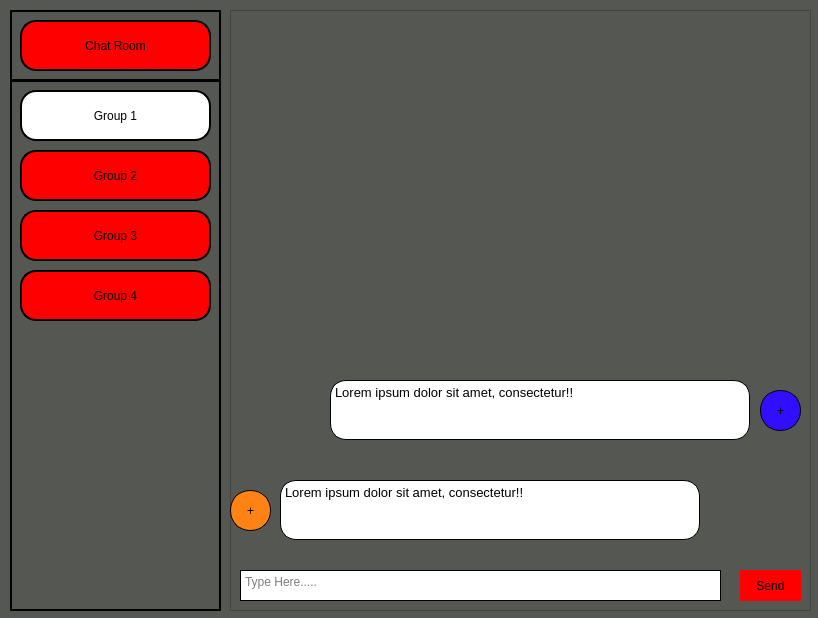
Qt form forms/mainwindow.ui (FranciscbP/SDI_Coursework) before a commit.
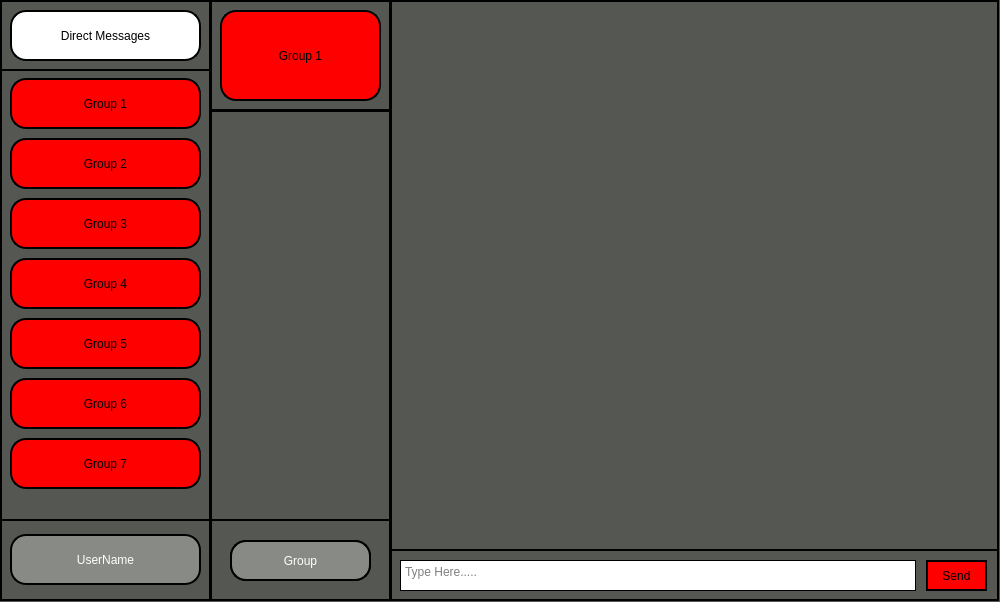
The same form after that commit.

The edit to the form file:
```diff
--- a/forms/mainwindow.ui
+++ b/forms/mainwindow.ui
@@ -6,10 +6,16 @@
    <rect>
     <x>0</x>
     <y>0</y>
-    <width>818</width>
-    <height>618</height>
+    <width>1000</width>
+    <height>602</height>
    </rect>
   </property>
+  <property name="sizePolicy">
+   <sizepolicy hsizetype="Fixed" vsizetype="Fixed">
+    <horstretch>0</horstretch>
+    <verstretch>0</verstretch>
+   </sizepolicy>
+  </property>
   <property name="windowTitle">
    <string>ChatRoom</string>
   </property>
@@ -17,13 +23,19 @@
    <string notr="true">background-color: rgb(85, 87, 83);</string>
   </property>
   <widget class="QWidget" name="centralwidget">
+   <property name="sizePolicy">
+    <sizepolicy hsizetype="Minimum" vsizetype="Maximum">
+     <horstretch>0</horstretch>
+     <verstretch>0</verstretch>
+    </sizepolicy>
+   </property>
    <widget class="QFrame" name="frame_2">
     <property name="geometry">
      <rect>
-      <x>10</x>
-      <y>80</y>
+      <x>0</x>
+      <y>68</y>
       <width>211</width>
-      <height>531</height>
+      <height>533</height>
      </rect>
     </property>
     <property name="styleSheet">
@@ -36,6 +48,48 @@
     <property name="frameShadow">
      <enum>QFrame::Raised</enum>
     </property>
+    <widget class="QFrame" name="frame_5">
+     <property name="geometry">
+      <rect>
+       <x>0</x>
+       <y>451</y>
+       <width>211</width>
+       <height>82</height>
+      </rect>
+     </property>
+     <property name="frameShape">
+      <enum>QFrame::StyledPanel</enum>
+     </property>
+     <property name="frameShadow">
+      <enum>QFrame::Raised</enum>
+     </property>
+     <widget class="QPushButton" name="settingsBtn">
+      <property name="geometry">
+       <rect>
+        <x>10</x>
+        <y>15</y>
+        <width>191</width>
+        <height>51</height>
+       </rect>
+      </property>
+      <property name="styleSheet">
+       <string notr="true">
+QPushButton{
+background-color: rgb(136, 138, 133);
+border-radius:16px;
+color: white;
+}
+QPushButton:hover
+{
+   background-color:white;
+	color: rgb(136, 138, 133);
+}</string>
+      </property>
+      <property name="text">
+       <string>UserName</string>
+      </property>
+     </widget>
+    </widget>
     <widget class="QPushButton" name="group1_button">
      <property name="geometry">
       <rect>
@@ -46,9 +100,8 @@
       </rect>
      </property>
      <property name="styleSheet">
-      <string notr="true">
-QPushButton{
-background-color: white;
+      <string notr="true">QPushButton{
+background-color: rgb(255, 0, 0);
 border-radius:16px;
 }
 QPushButton:hover
@@ -132,12 +185,108 @@
       <string>Group 4</string>
      </property>
     </widget>
+    <widget class="QPushButton" name="group5_button">
+     <property name="geometry">
+      <rect>
+       <x>10</x>
+       <y>250</y>
+       <width>191</width>
+       <height>51</height>
+      </rect>
+     </property>
+     <property name="styleSheet">
+      <string notr="true">
+QPushButton{
+background-color: rgb(255, 0, 0);
+border-radius:16px;
+}
+QPushButton:hover
+{
+   background-color:white;
+}</string>
+     </property>
+     <property name="text">
+      <string>Group 5</string>
+     </property>
+    </widget>
+    <widget class="QPushButton" name="group6_button">
+     <property name="geometry">
+      <rect>
+       <x>10</x>
+       <y>310</y>
+       <width>191</width>
+       <height>51</height>
+      </rect>
+     </property>
+     <property name="styleSheet">
+      <string notr="true">
+QPushButton{
+background-color: rgb(255, 0, 0);
+border-radius:16px;
+}
+QPushButton:hover
+{
+   background-color:white;
+}</string>
+     </property>
+     <property name="text">
+      <string>Group 6</string>
+     </property>
+    </widget>
+    <widget class="QPushButton" name="group7_button">
+     <property name="geometry">
+      <rect>
+       <x>10</x>
+       <y>370</y>
+       <width>191</width>
+       <height>51</height>
+      </rect>
+     </property>
+     <property name="styleSheet">
+      <string notr="true">
+QPushButton{
+background-color: rgb(255, 0, 0);
+border-radius:16px;
+}
+QPushButton:hover
+{
+   background-color:white;
+}</string>
+     </property>
+     <property name="text">
+      <string>Group 7</string>
+     </property>
+    </widget>
+    <widget class="QPushButton" name="add_group_button">
+     <property name="geometry">
+      <rect>
+       <x>85</x>
+       <y>-50</y>
+       <width>41</width>
+       <height>41</height>
+      </rect>
+     </property>
+     <property name="styleSheet">
+      <string notr="true">QPushButton{
+font: 28pt &quot;Ubuntu&quot;;
+background-color: rgb(255, 0, 0);
+border-radius:20px;
+}
+QPushButton:hover
+{
+   background-color:white;
+}</string>
+     </property>
+     <property name="text">
+      <string>+</string>
+     </property>
+    </widget>
    </widget>
    <widget class="QFrame" name="frame">
     <property name="geometry">
      <rect>
-      <x>10</x>
-      <y>10</y>
+      <x>0</x>
+      <y>0</y>
       <width>211</width>
       <height>71</height>
      </rect>
@@ -164,28 +313,33 @@
      <property name="styleSheet">
       <string notr="true">
 QPushButton{
-background-color: rgb(255, 0, 0);
+background-color: white;
 border-radius:16px;
 }
 QPushButton:hover
 {
    background-color:white;
-}</string>
+}
+</string>
      </property>
      <property name="text">
-      <string>Chat Room</string>
+      <string>Direct Messages</string>
      </property>
     </widget>
    </widget>
    <widget class="QFrame" name="frame_6">
     <property name="geometry">
      <rect>
-      <x>230</x>
-      <y>10</y>
-      <width>581</width>
+      <x>390</x>
+      <y>0</y>
+      <width>609</width>
       <height>601</height>
      </rect>
     </property>
+    <property name="styleSheet">
+     <string notr="true">border: 2px solid;
+border-color: rgb(0, 0, 0);</string>
+    </property>
     <property name="frameShape">
      <enum>QFrame::StyledPanel</enum>
     </property>
@@ -195,7 +349,7 @@
     <widget class="QPushButton" name="send_message_btn">
      <property name="geometry">
       <rect>
-       <x>510</x>
+       <x>536</x>
        <y>560</y>
        <width>61</width>
        <height>31</height>
@@ -224,7 +378,7 @@
       <rect>
        <x>10</x>
        <y>560</y>
-       <width>481</width>
+       <width>516</width>
        <height>31</height>
       </rect>
      </property>
@@ -240,100 +394,161 @@
       <string>Type Here.....</string>
      </property>
     </widget>
-    <widget class="QTextBrowser" name="textBrowser_2">
+    <widget class="QTextEdit" name="chat">
      <property name="geometry">
       <rect>
-       <x>50</x>
-       <y>470</y>
-       <width>420</width>
-       <height>60</height>
+       <x>0</x>
+       <y>0</y>
+       <width>609</width>
+       <height>551</height>
       </rect>
      </property>
+     <property name="readOnly">
+      <bool>true</bool>
+     </property>
+    </widget>
+   </widget>
+   <widget class="QFrame" name="frame_3">
+    <property name="geometry">
+     <rect>
+      <x>210</x>
+      <y>0</y>
+      <width>181</width>
+      <height>111</height>
+     </rect>
+    </property>
+    <property name="styleSheet">
+     <string notr="true">border: 2px solid;
+border-color: rgb(0, 0, 0);</string>
+    </property>
+    <property name="frameShape">
+     <enum>QFrame::StyledPanel</enum>
+    </property>
+    <property name="frameShadow">
+     <enum>QFrame::Raised</enum>
+    </property>
+    <widget class="QPushButton" name="tabName">
+     <property name="geometry">
+      <rect>
+       <x>10</x>
+       <y>10</y>
+       <width>161</width>
+       <height>91</height>
+      </rect>
+     </property>
      <property name="styleSheet">
-      <string notr="true">border: 1px solid;
-border-color: rgb(0, 0, 0);
-background-color: rgb(255, 255, 255);
+      <string notr="true">QPushButton{
+background-color: rgb(255, 0, 0);
 border-radius:16px;
-font: 8pt &quot;Calibri&quot;;</string>
+	font: 14pt &quot;Ubuntu&quot;;
+}</string>
      </property>
-     <property name="html">
-      <string>&lt;!DOCTYPE HTML PUBLIC &quot;-//W3C//DTD HTML 4.0//EN&quot; &quot;http://www.w3.org/TR/REC-html40/strict.dtd&quot;&gt;
-&lt;html&gt;&lt;head&gt;&lt;meta name=&quot;qrichtext&quot; content=&quot;1&quot; /&gt;&lt;style type=&quot;text/css&quot;&gt;
-p, li { white-space: pre-wrap; }
-&lt;/style&gt;&lt;/head&gt;&lt;body style=&quot; font-family:'Calibri'; font-size:8pt; font-weight:400; font-style:normal;&quot;&gt;
-&lt;p style=&quot; margin-top:12px; margin-bottom:12px; margin-left:0px; margin-right:0px; -qt-block-indent:0; text-indent:0px;&quot;&gt;&lt;span style=&quot; font-family:'Century Gothic'; font-size:10pt;&quot;&gt;Lorem ipsum dolor sit amet, consectetur!! &lt;/span&gt;&lt;/p&gt;
-&lt;p style=&quot; margin-top:12px; margin-bottom:12px; margin-left:0px; margin-right:0px; -qt-block-indent:0; text-indent:0px;&quot;&gt;&lt;span style=&quot; font-family:'Century Gothic'; font-size:10pt;&quot;&gt;  &lt;/span&gt;&lt;/p&gt;&lt;/body&gt;&lt;/html&gt;</string>
+     <property name="text">
+      <string>Group 1</string>
      </property>
     </widget>
-    <widget class="QToolButton" name="toolButton_3">
+   </widget>
+   <widget class="QFrame" name="frame_4">
+    <property name="geometry">
+     <rect>
+      <x>210</x>
+      <y>110</y>
+      <width>181</width>
+      <height>491</height>
+     </rect>
+    </property>
+    <property name="sizePolicy">
+     <sizepolicy hsizetype="Fixed" vsizetype="Fixed">
+      <horstretch>0</horstretch>
+      <verstretch>0</verstretch>
+     </sizepolicy>
+    </property>
+    <property name="styleSheet">
+     <string notr="true">border: 2px solid;
+border-color: rgb(0, 0, 0);</string>
+    </property>
+    <property name="frameShape">
+     <enum>QFrame::StyledPanel</enum>
+    </property>
+    <property name="frameShadow">
+     <enum>QFrame::Raised</enum>
+    </property>
+    <widget class="QListWidget" name="friendsList">
      <property name="geometry">
       <rect>
        <x>0</x>
-       <y>480</y>
-       <width>41</width>
-       <height>41</height>
+       <y>0</y>
+       <width>181</width>
+       <height>411</height>
       </rect>
      </property>
      <property name="styleSheet">
-      <string notr="true">
-QToolButton{
-background-color: rgb(255, 130, 20);
-border-radius:20px;
-border: 1px solid;
-	border-color: rgb(0, 0, 0);
-}
-</string>
+      <string notr="true">color:rgb(255, 0, 0);</string>
      </property>
-     <property name="text">
-      <string>+</string>
-     </property>
     </widget>
-    <widget class="QToolButton" name="toolButton_4">
+    <widget class="QPushButton" name="friendsSettingsBtn">
      <property name="geometry">
       <rect>
-       <x>530</x>
-       <y>380</y>
-       <width>41</width>
+       <x>20</x>
+       <y>430</y>
+       <width>141</width>
        <height>41</height>
       </rect>
      </property>
      <property name="styleSheet">
       <string notr="true">
-QToolButton{
-background-color: rgb(50, 14, 255);
-border-radius:20px;
-border: 1px solid;
-	border-color: rgb(0, 0, 0);
+QPushButton{
+background-color: rgb(136, 138, 133);
+border-radius:16px;
+color: white;
 }
-</string>
+QPushButton:hover
+{
+   background-color:white;
+	color: rgb(136, 138, 133);
+}</string>
      </property>
      <property name="text">
-      <string>+</string>
+      <string>Friends</string>
      </property>
     </widget>
-    <widget class="QTextBrowser" name="textBrowser_3">
+    <widget class="QListWidget" name="groupUsersList">
      <property name="geometry">
       <rect>
-       <x>100</x>
-       <y>370</y>
-       <width>420</width>
-       <height>60</height>
+       <x>0</x>
+       <y>0</y>
+       <width>181</width>
+       <height>411</height>
       </rect>
      </property>
      <property name="styleSheet">
-      <string notr="true">border: 1px solid;
-border-color: rgb(0, 0, 0);
-background-color: rgb(255, 255, 255);
+      <string notr="true">color:black</string>
+     </property>
+    </widget>
+    <widget class="QPushButton" name="groupSettingsBtn">
+     <property name="geometry">
+      <rect>
+       <x>20</x>
+       <y>430</y>
+       <width>141</width>
+       <height>41</height>
+      </rect>
+     </property>
+     <property name="styleSheet">
+      <string notr="true">
+QPushButton{
+background-color: rgb(136, 138, 133);
 border-radius:16px;
-font: 8pt &quot;Calibri&quot;;</string>
+color: white;
+}
+QPushButton:hover
+{
+   background-color:white;
+	color: rgb(136, 138, 133);
+}</string>
      </property>
-     <property name="html">
-      <string>&lt;!DOCTYPE HTML PUBLIC &quot;-//W3C//DTD HTML 4.0//EN&quot; &quot;http://www.w3.org/TR/REC-html40/strict.dtd&quot;&gt;
-&lt;html&gt;&lt;head&gt;&lt;meta name=&quot;qrichtext&quot; content=&quot;1&quot; /&gt;&lt;style type=&quot;text/css&quot;&gt;
-p, li { white-space: pre-wrap; }
-&lt;/style&gt;&lt;/head&gt;&lt;body style=&quot; font-family:'Calibri'; font-size:8pt; font-weight:400; font-style:normal;&quot;&gt;
-&lt;p style=&quot; margin-top:12px; margin-bottom:12px; margin-left:0px; margin-right:0px; -qt-block-indent:0; text-indent:0px;&quot;&gt;&lt;span style=&quot; font-family:'Century Gothic'; font-size:10pt;&quot;&gt;Lorem ipsum dolor sit amet, consectetur!! &lt;/span&gt;&lt;/p&gt;
-&lt;p style=&quot; margin-top:12px; margin-bottom:12px; margin-left:0px; margin-right:0px; -qt-block-indent:0; text-indent:0px;&quot;&gt;&lt;span style=&quot; font-family:'Century Gothic'; font-size:10pt;&quot;&gt;  &lt;/span&gt;&lt;/p&gt;&lt;/body&gt;&lt;/html&gt;</string>
+     <property name="text">
+      <string>Group</string>
      </property>
     </widget>
    </widget>
```
Left out of the diff: 2 changed lines with no effect on the pictures.
